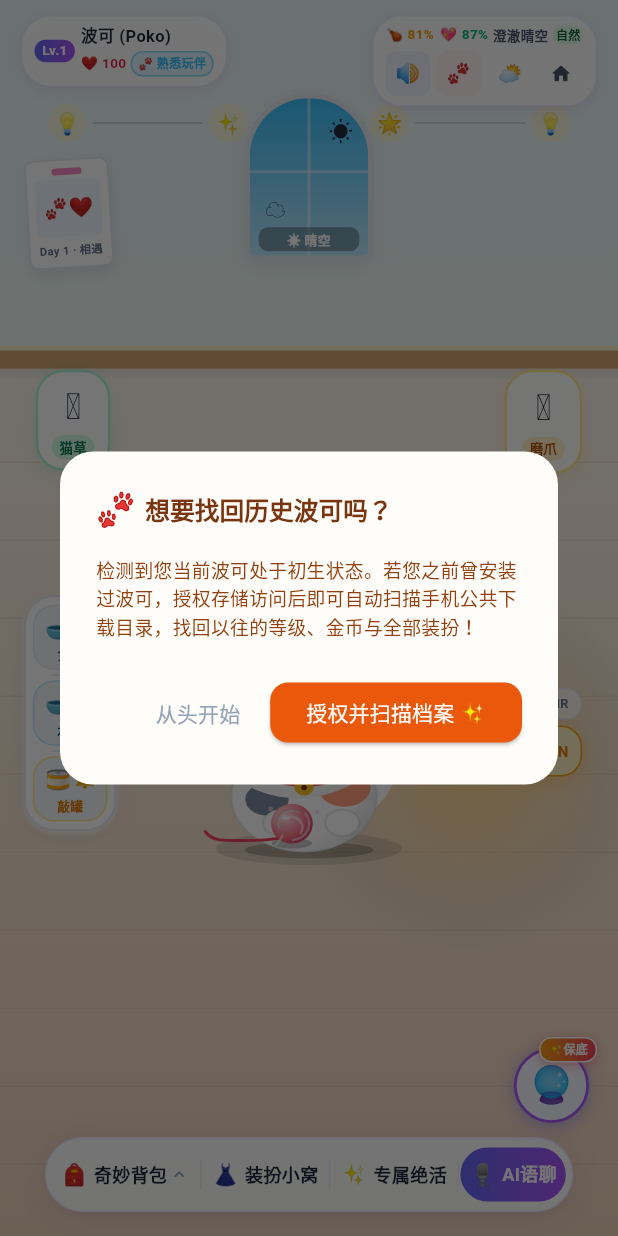
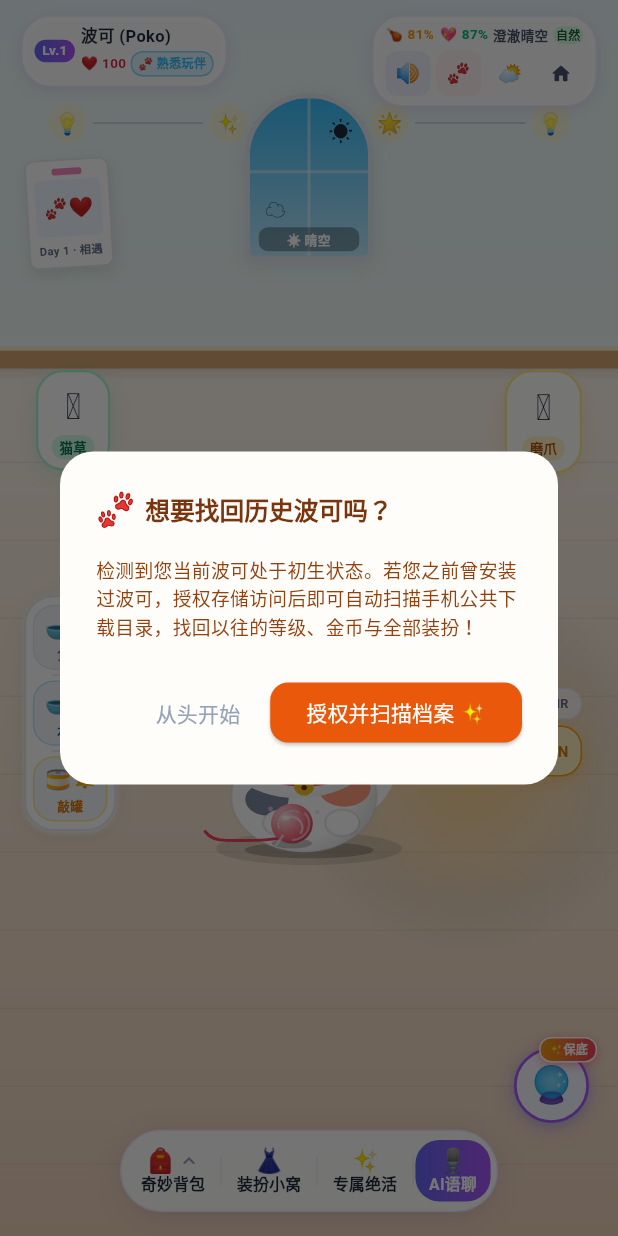
Before and after one commit to HGX-DJK/electricPet, a Flutter app: the screen it shows after launch, on a phone screen of 412 x 824 dp. Run offline on Flutter 3.47's test engine with Material 3 defaults, Android fonts, the phone set to English and light mode, and no system bars; our stand-ins replace audioplayers, sensors_plus, shared_preferences; missing offline and left inert: record.

Commit message:
底部按钮展示优化

```diff
--- a/flutter_pet/lib/views/docks/bottom_floating_bar.dart
+++ b/flutter_pet/lib/views/docks/bottom_floating_bar.dart
@@ -72,7 +72,6 @@
                     onBackpackTap();
                   }
                 },
-                flex: 6,
                 compact: compact,
               ),
               _DockItem(
@@ -80,7 +79,6 @@
                 icon: '👗',
                 label: '装扮小窝',
                 onTap: onWardrobeTap,
-                flex: 5,
                 compact: compact,
               ),
               _DockItem(
@@ -88,7 +86,6 @@
                 icon: '✨',
                 label: '专属绝活',
                 onTap: onActionTap,
-                flex: 5,
                 compact: compact,
               ),
               if (onVoiceChatTap != null)
@@ -98,7 +95,6 @@
                   label: 'AI语聊',
                   onTap: onVoiceChatTap!,
                   primary: true,
-                  flex: 5,
                   compact: compact,
                 ),
             ];
@@ -143,6 +139,10 @@
 }
 
 /// 浮动坞内的单个入口
+///
+/// 竖排布局 (图标在上 / 文字在下), 这是移动端底栏的标准形态:
+/// 横向排布时 4 个带文字的入口在 320~360px 窄屏上会把文字挤成省略号,
+/// 竖排后每个入口只占 "文字宽度 + 一点内边距", 最窄到 320px 也不会截断。
 class _DockItem extends StatelessWidget {
   final bool isNight;
   final String icon;
@@ -151,9 +151,6 @@
   final bool primary;
   final bool showChevron;
   final void Function(DragEndDetails)? onVerticalDragEnd;
-
-  /// 伸缩占比 —— 按该入口的自然宽度分配, 窄屏时整体等比收缩
-  final int flex;
   final bool compact;
 
   const _DockItem({
@@ -164,40 +161,28 @@
     this.primary = false,
     this.showChevron = false,
     this.onVerticalDragEnd,
-    this.flex = 5,
     this.compact = false,
   });
 
   @override
   Widget build(BuildContext context) {
     final t = context.poko(isNight);
-    final double iconSize = compact ? 13 : 14;
-    final double fontSize = compact ? 11 : 12;
-    final double hPad = compact ? 5 : 6;
+    final double iconSize = compact ? 15 : 16;
+    final double fontSize = compact ? 10 : 10.5;
+    final double hPad = compact ? 7 : 9;
+    final double vPad = compact ? 4 : 5;
 
-    final labelWidget = Row(
+    // 顶部图标行 (背包入口额外挂一个"上滑打开"的小箭头)
+    final iconRow = Row(
       mainAxisSize: MainAxisSize.min,
+      mainAxisAlignment: MainAxisAlignment.center,
       children: [
-        Text(icon, style: TextStyle(fontSize: iconSize)),
-        const SizedBox(width: 4),
-        Flexible(
-          child: Text(
-            label,
-            maxLines: 1,
-            overflow: TextOverflow.ellipsis,
-            style: TextStyle(
-              fontSize: fontSize,
-              fontWeight: FontWeight.w600,
-              height: 1.2,
-              color: primary ? Colors.white : t.textPrimary,
-            ),
-          ),
-        ),
+        Text(icon, style: TextStyle(fontSize: iconSize, height: 1.05)),
         if (showChevron) ...[
           const SizedBox(width: 1),
           Icon(
             Icons.keyboard_arrow_up_rounded,
-            size: compact ? 13 : 14,
+            size: iconSize,
             color: primary ? Colors.white70 : t.textMuted,
           ),
         ],
@@ -205,22 +190,40 @@
     );
 
     return Flexible(
-      flex: flex,
       child: BouncyTouchFeedback(
         scaleDown: 0.93,
         onTap: onTap,
         onVerticalDragEnd: onVerticalDragEnd,
         child: Container(
-          padding: EdgeInsets.symmetric(horizontal: hPad, vertical: 8),
+          padding: EdgeInsets.symmetric(horizontal: hPad, vertical: vPad),
           decoration: BoxDecoration(
             // 主操作用品牌渐变实心, 其余保持同一张底色 —— 不再四种底色打架
             gradient: primary
                 ? const LinearGradient(colors: PokoPalette.brandGradient)
                 : null,
             color: primary ? null : Colors.transparent,
-            borderRadius: BorderRadius.circular(PokoRadius.pill),
+            borderRadius: BorderRadius.circular(PokoRadius.md),
           ),
-          child: labelWidget,
+          child: Column(
+            mainAxisSize: MainAxisSize.min,
+            mainAxisAlignment: MainAxisAlignment.center,
+            children: [
+              iconRow,
+              const SizedBox(height: 1),
+              Text(
+                label,
+                maxLines: 1,
+                overflow: TextOverflow.ellipsis,
+                textAlign: TextAlign.center,
+                style: TextStyle(
+                  fontSize: fontSize,
+                  fontWeight: FontWeight.w600,
+                  height: 1.15,
+                  color: primary ? Colors.white : t.textPrimary,
+                ),
+              ),
+            ],
+          ),
         ),
       ),
     );
```
